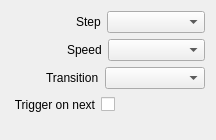
This is src/Widgets/Inspector/TriCaster/InspectorAutoWidget.ui in CasparCG/client as Qt 5 draws it before an edit. The edited form follows.
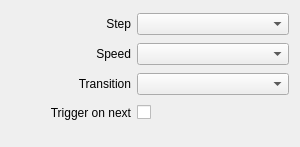
This is the edited form.

Commit message: Simplify layout of inspector widgets

```diff
--- a/src/Widgets/Inspector/TriCaster/InspectorAutoWidget.ui
+++ b/src/Widgets/Inspector/TriCaster/InspectorAutoWidget.ui
@@ -6,8 +6,8 @@
    <rect>
     <x>0</x>
     <y>0</y>
-    <width>216</width>
-    <height>140</height>
+    <width>300</width>
+    <height>147</height>
    </rect>
   </property>
   <property name="sizePolicy">
@@ -16,146 +16,70 @@
     <verstretch>0</verstretch>
    </sizepolicy>
   </property>
-  <layout class="QVBoxLayout" name="verticalLayout">
-   <item>
-    <layout class="QHBoxLayout" name="horizontalLayoutStep">
-     <item>
-      <spacer name="horizontalSpacerStep">
-       <property name="orientation">
-        <enum>Qt::Horizontal</enum>
-       </property>
-       <property name="sizeType">
-        <enum>QSizePolicy::Fixed</enum>
-       </property>
-       <property name="sizeHint" stdset="0">
-        <size>
-         <width>65</width>
-         <height>20</height>
-        </size>
-       </property>
-      </spacer>
-     </item>
-     <item>
-      <widget class="QLabel" name="labelStep">
-       <property name="text">
-        <string>Step</string>
-       </property>
-      </widget>
-     </item>
-     <item>
-      <widget class="QComboBox" name="comboBoxStep">
-       <property name="sizePolicy">
-        <sizepolicy hsizetype="Expanding" vsizetype="Fixed">
-         <horstretch>0</horstretch>
-         <verstretch>0</verstretch>
-        </sizepolicy>
-       </property>
-      </widget>
-     </item>
-    </layout>
+  <layout class="QGridLayout" name="gridLayout">
+   <property name="bottomMargin">
+    <number>20</number>
+   </property>
+   <item row="3" column="0">
+    <widget class="QLabel" name="labelTriggerOnNext">
+     <property name="minimumSize">
+      <size>
+       <width>120</width>
+       <height>0</height>
+      </size>
+     </property>
+     <property name="text">
+      <string>Trigger on next</string>
+     </property>
+     <property name="alignment">
+      <set>Qt::AlignRight|Qt::AlignTrailing|Qt::AlignVCenter</set>
+     </property>
+    </widget>
    </item>
-   <item>
-    <layout class="QHBoxLayout" name="horizontalLayoutSpeed">
-     <item>
-      <spacer name="horizontalSpacerSpeed">
-       <property name="orientation">
-        <enum>Qt::Horizontal</enum>
-       </property>
-       <property name="sizeType">
-        <enum>QSizePolicy::Fixed</enum>
-       </property>
-       <property name="sizeHint" stdset="0">
-        <size>
-         <width>56</width>
-         <height>20</height>
-        </size>
-       </property>
-      </spacer>
-     </item>
-     <item>
-      <widget class="QLabel" name="labelSpeed">
-       <property name="text">
-        <string>Speed</string>
-       </property>
-      </widget>
-     </item>
-     <item>
-      <widget class="QComboBox" name="comboBoxSpeed">
-       <property name="sizePolicy">
-        <sizepolicy hsizetype="Expanding" vsizetype="Fixed">
-         <horstretch>0</horstretch>
-         <verstretch>0</verstretch>
-        </sizepolicy>
-       </property>
-      </widget>
-     </item>
-    </layout>
+   <item row="0" column="0">
+    <widget class="QLabel" name="labelStep">
+     <property name="minimumSize">
+      <size>
+       <width>120</width>
+       <height>0</height>
+      </size>
+     </property>
+     <property name="text">
+      <string>Step</string>
+     </property>
+     <property name="alignment">
+      <set>Qt::AlignRight|Qt::AlignTrailing|Qt::AlignVCenter</set>
+     </property>
+    </widget>
    </item>
-   <item>
-    <layout class="QHBoxLayout" name="horizontalLayoutTransition">
-     <item>
-      <spacer name="horizontalSpacerTransition">
-       <property name="orientation">
-        <enum>Qt::Horizontal</enum>
-       </property>
-       <property name="sizeType">
-        <enum>QSizePolicy::Fixed</enum>
-       </property>
-       <property name="sizeHint" stdset="0">
-        <size>
-         <width>35</width>
-         <height>20</height>
-        </size>
-       </property>
-      </spacer>
-     </item>
-     <item>
-      <widget class="QLabel" name="labelTransition">
-       <property name="text">
-        <string>Transition</string>
-       </property>
-      </widget>
-     </item>
-     <item>
-      <widget class="QComboBox" name="comboBoxTransition">
-       <property name="sizePolicy">
-        <sizepolicy hsizetype="Expanding" vsizetype="Fixed">
-         <horstretch>0</horstretch>
-         <verstretch>0</verstretch>
-        </sizepolicy>
-       </property>
-      </widget>
-     </item>
-    </layout>
+   <item row="1" column="0">
+    <widget class="QLabel" name="labelSpeed">
+     <property name="minimumSize">
+      <size>
+       <width>120</width>
+       <height>0</height>
+      </size>
+     </property>
+     <property name="text">
+      <string>Speed</string>
+     </property>
+     <property name="alignment">
+      <set>Qt::AlignRight|Qt::AlignTrailing|Qt::AlignVCenter</set>
+     </property>
+    </widget>
    </item>
-   <item>
+   <item row="2" column="1">
+    <widget class="QComboBox" name="comboBoxTransition">
+     <property name="sizePolicy">
+      <sizepolicy hsizetype="Expanding" vsizetype="Fixed">
+       <horstretch>0</horstretch>
+       <verstretch>0</verstretch>
+      </sizepolicy>
+     </property>
+    </widget>
+   </item>
+   <item row="3" column="1">
     <layout class="QHBoxLayout" name="horizontalLayoutTriggerOnNext">
-     <item>
-      <spacer name="horizontalSpacerTriggerOnNext1">
-       <property name="orientation">
-        <enum>Qt::Horizontal</enum>
-       </property>
-       <property name="sizeType">
-        <enum>QSizePolicy::Fixed</enum>
-       </property>
-       <property name="sizeHint" stdset="0">
-        <size>
-         <width>2</width>
-         <height>20</height>
-        </size>
-       </property>
-      </spacer>
-     </item>
-     <item>
-      <widget class="QLabel" name="labelTriggerOnNext">
-       <property name="text">
-        <string>Trigger on next</string>
-       </property>
-       <property name="alignment">
-        <set>Qt::AlignRight|Qt::AlignTrailing|Qt::AlignVCenter</set>
-       </property>
-      </widget>
-     </item>
      <item>
       <widget class="QCheckBox" name="checkBoxTriggerOnNext">
        <property name="layoutDirection">
@@ -181,21 +105,41 @@
      </item>
     </layout>
    </item>
-   <item>
-    <spacer name="verticalSpacerStep">
-     <property name="orientation">
-      <enum>Qt::Vertical</enum>
-     </property>
-     <property name="sizeType">
-      <enum>QSizePolicy::Fixed</enum>
-     </property>
-     <property name="sizeHint" stdset="0">
+   <item row="2" column="0">
+    <widget class="QLabel" name="labelTransition">
+     <property name="minimumSize">
       <size>
-       <width>20</width>
-       <height>10</height>
+       <width>120</width>
+       <height>0</height>
       </size>
      </property>
-    </spacer>
+     <property name="text">
+      <string>Transition</string>
+     </property>
+     <property name="alignment">
+      <set>Qt::AlignRight|Qt::AlignTrailing|Qt::AlignVCenter</set>
+     </property>
+    </widget>
+   </item>
+   <item row="1" column="1">
+    <widget class="QComboBox" name="comboBoxSpeed">
+     <property name="sizePolicy">
+      <sizepolicy hsizetype="Expanding" vsizetype="Fixed">
+       <horstretch>0</horstretch>
+       <verstretch>0</verstretch>
+      </sizepolicy>
+     </property>
+    </widget>
+   </item>
+   <item row="0" column="1">
+    <widget class="QComboBox" name="comboBoxStep">
+     <property name="sizePolicy">
+      <sizepolicy hsizetype="Expanding" vsizetype="Fixed">
+       <horstretch>0</horstretch>
+       <verstretch>0</verstretch>
+      </sizepolicy>
+     </property>
+    </widget>
    </item>
   </layout>
  </widget>
```
Left out of the diff: 6 changed lines with no effect on the pictures. The commit also changes 58 other files.
